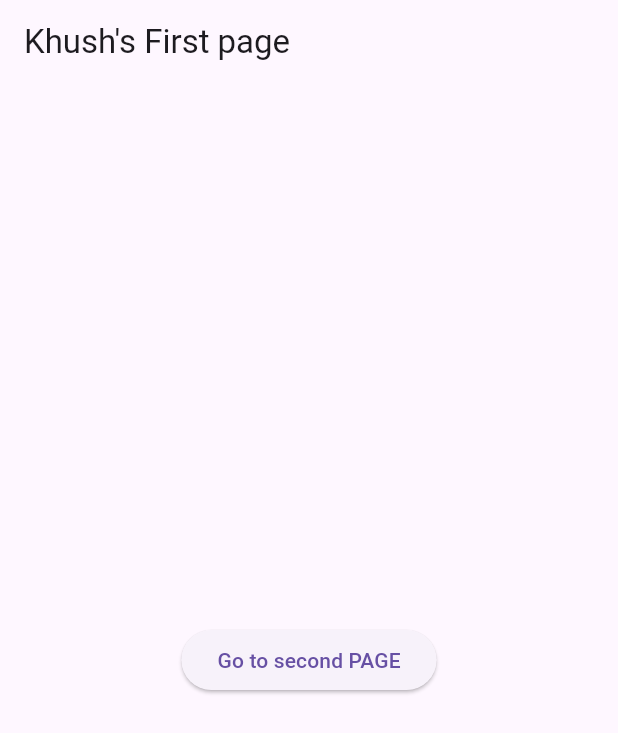
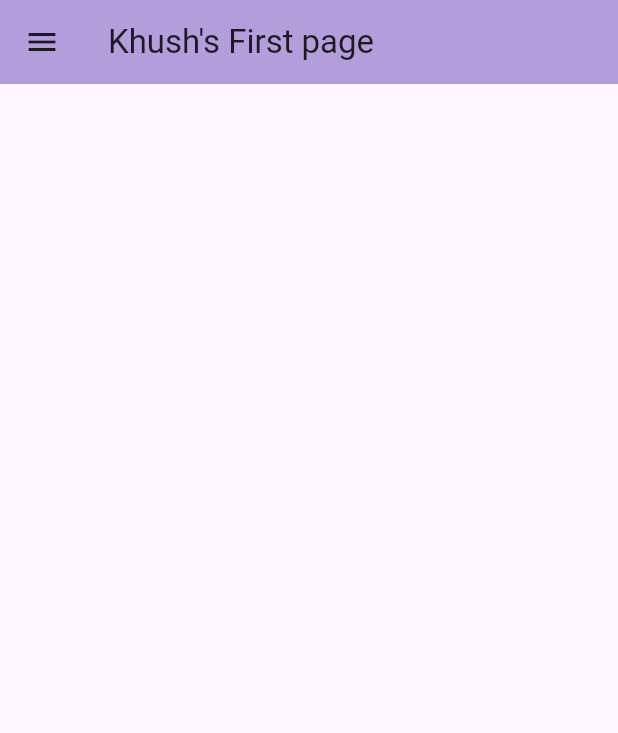
Before and after one commit to khushboojain01/flutterfly, a Flutter app: the screen it shows after launch, on a phone screen of 412 x 824 dp. Shown: the top 733 px of the screen. Run offline on Flutter 3.47's test engine with Material 3 defaults, Android fonts, the phone set to English and light mode, and no system bars.

Commit message:
Navigating through pages by home and settings

```diff
--- a/lib/Pages/first_page.dart
+++ b/lib/Pages/first_page.dart
@@ -1,28 +1,50 @@
+// ignore_for_file: prefer_const_constructors
+import 'package:flutter/cupertino.dart';
 import 'package:flutter/material.dart';
-import 'package:flutterfly/Pages/second_page.dart';
+//import 'package:flutterfly/Pages/home_page.dart';
+// import 'package:flutterfly/Pages/second_page.dart'; // Commented out as it's not being used
 
 class FirstPage extends StatelessWidget {
-const FirstPage ({super.key});
+  const FirstPage({super.key});
 
-@override
+  @override
   Widget build(BuildContext context) {
     return Scaffold(
-      appBar: AppBar(title: Text("Khush's First page")),
-      body: Center(child: ElevatedButton(
-            child: Text("Go to second PAGE"),
-            onPressed: (){
-              //navigate to second page
-              Navigator.push(
-                context,
-                MaterialPageRoute(
-                  builder:(context) => SecondPage(),
-                )
-              );
-            }
+      appBar: AppBar(
+        backgroundColor: Colors.deepPurple[200],
+        title: const Text("Khush's First page"),
+      ),
+      drawer: Drawer(
+        backgroundColor: Colors.deepPurple[100],
+        child: Column(
+          children: [
+            const DrawerHeader(
+              child: Icon(
+                Icons.sailing_outlined,
+                size: 50,
+              ),
             ),
-          )
-
-      );
+            ListTile(
+              leading: const Icon(Icons.home),
+              title: const Text("H O M E"),
+              onTap: () {
+                //pop drawer first
+                Navigator.pop(context); //closes the drawer after navigating
+                // Go to home page
+                Navigator.pushNamed(context, '/homepage');
+              },
+            ),
+            ListTile(
+              leading: const Icon(Icons.settings),
+              title: const Text("S E T T I N G S"),
+              onTap: () {
+                // Go to home page
+                Navigator.pushNamed(context, '/settingspage');
+              },
+            ),
+          ],
+        ),
+      ),
+    );
   }
-
 }
--- a/lib/Pages/second_page.dart
+++ /dev/null
@@ -1,15 +0,0 @@
-import 'package:flutter/material.dart';
-
-class SecondPage extends StatelessWidget {
-const SecondPage ({super.key});
-
-@override
-  Widget build(BuildContext context) {
-    return Scaffold(
-      appBar: AppBar(
-        title: Text("2nd Page"),
-      ),
-    );
-  }
-
-}
--- a/lib/main.dart
+++ b/lib/main.dart
@@ -2,6 +2,8 @@
 import 'package:flutter/material.dart';
 import 'package:flutter/widgets.dart';
 import 'package:flutterfly/Pages/first_page.dart';
+import 'package:flutterfly/Pages/home_page.dart';
+import 'package:flutterfly/Pages/settingspage.dart';
 
 void main() {
   runApp(const MyApp());
@@ -14,8 +16,13 @@
   @override
   Widget build(BuildContext context) {
     return MaterialApp(
-      debugShowCheckedModeBanner: false, // Removes the debug banner on UI
+      debugShowCheckedModeBanner: false,
       home: FirstPage(),
+      routes: {
+        '/firstpage' : (context) => FirstPage(),
+        '/homepage' : (context) => HomePage(),
+        '/settingspage' : (context) => SettingsPage(),
+      }, //setting up routes
     );
   }
 }
```
Also changed, not shown: lib/Pages/home_page.dart (added, +18 -0 lines), lib/Pages/settingspage.dart (added, +18 -0 lines), 1 other file.
